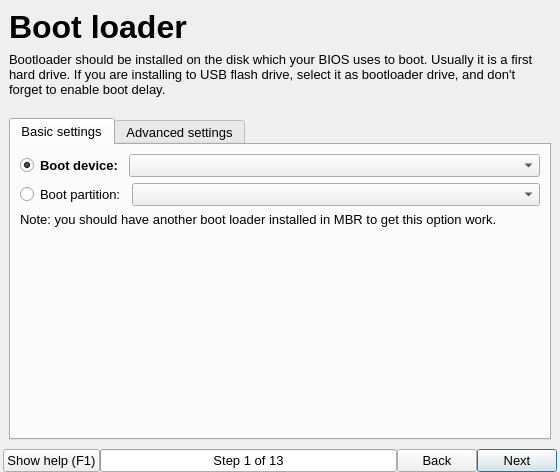
This is guiinstaller/guisetup/mainwindow.ui in aix27249/mpkg as Qt 5 draws it before an edit. The edited form follows.
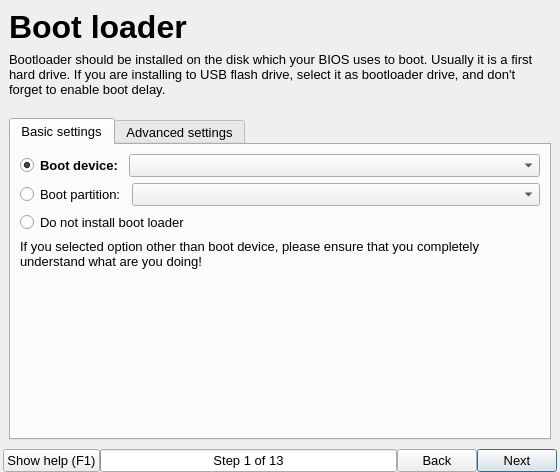
This is the edited form. The open tabs and pages were chosen to show the change. Icons and pictures are not drawn.

Commit message: redesigned bootloader page: make do-not-install option be more clear

```diff
--- a/guiinstaller/guisetup/mainwindow.ui
+++ b/guiinstaller/guisetup/mainwindow.ui
@@ -1727,9 +1727,7 @@
              </layout>
             </item>
             <item>
-             <layout class="QVBoxLayout" name="verticalLayout_7">
-              <item>
-               <layout class="QHBoxLayout" name="horizontalLayout_28">
+             <layout class="QHBoxLayout" name="horizontalLayout_5">
                 <item>
                  <widget class="QRadioButton" name="bootPartitionRadioButton">
                   <property name="font">
@@ -1759,13 +1757,21 @@
                </layout>
               </item>
               <item>
-               <widget class="QLabel" name="label_24">
+             <widget class="QRadioButton" name="noBootLoaderRadioButton">
                 <property name="text">
-                 <string>Note: you should have another boot loader installed in MBR to get this option work.</string>
+               <string>Do not install boot loader</string>
                 </property>
                </widget>
               </item>
-             </layout>
+            <item>
+             <widget class="QLabel" name="bootLoaderCommentsLabel">
+              <property name="text">
+               <string>If you selected option other than boot device, please ensure that you completely understand what are you doing!</string>
+              </property>
+              <property name="wordWrap">
+               <bool>true</bool>
+              </property>
+             </widget>
             </item>
             <item>
              <spacer name="verticalSpacer_3">
```
Left out of the diff: 2 changed lines with no effect on the pictures. Lines whose indentation alone changed are shown as unchanged. The commit also changes 1 other file.
